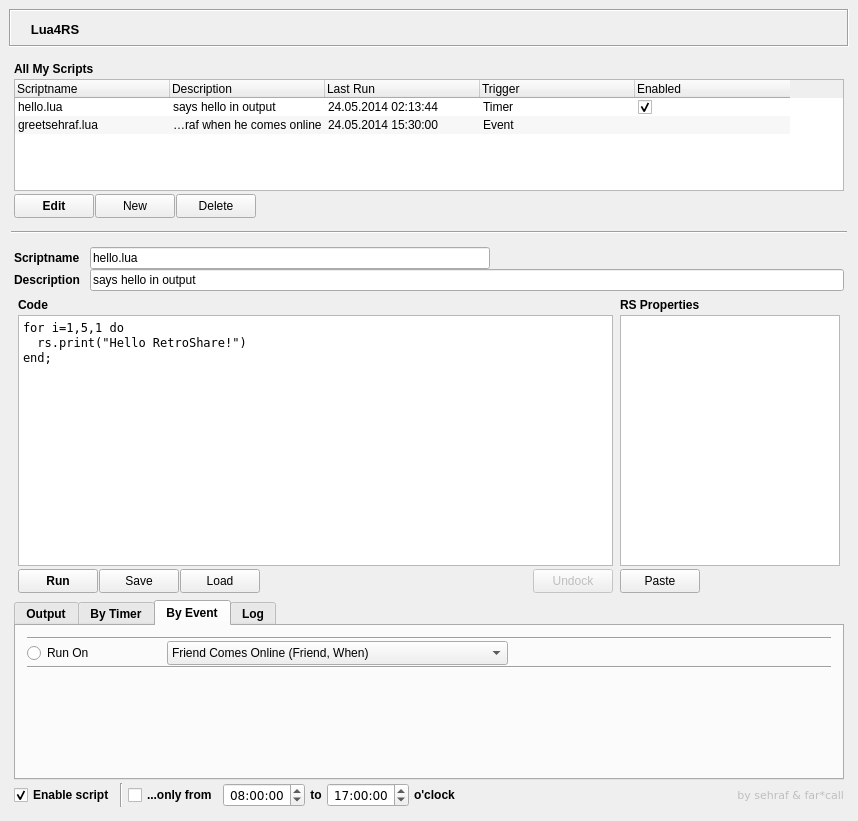
First picture: the form in Lua4RSWidget.ui, repository RetroShare/Lua4RS, before the edit.
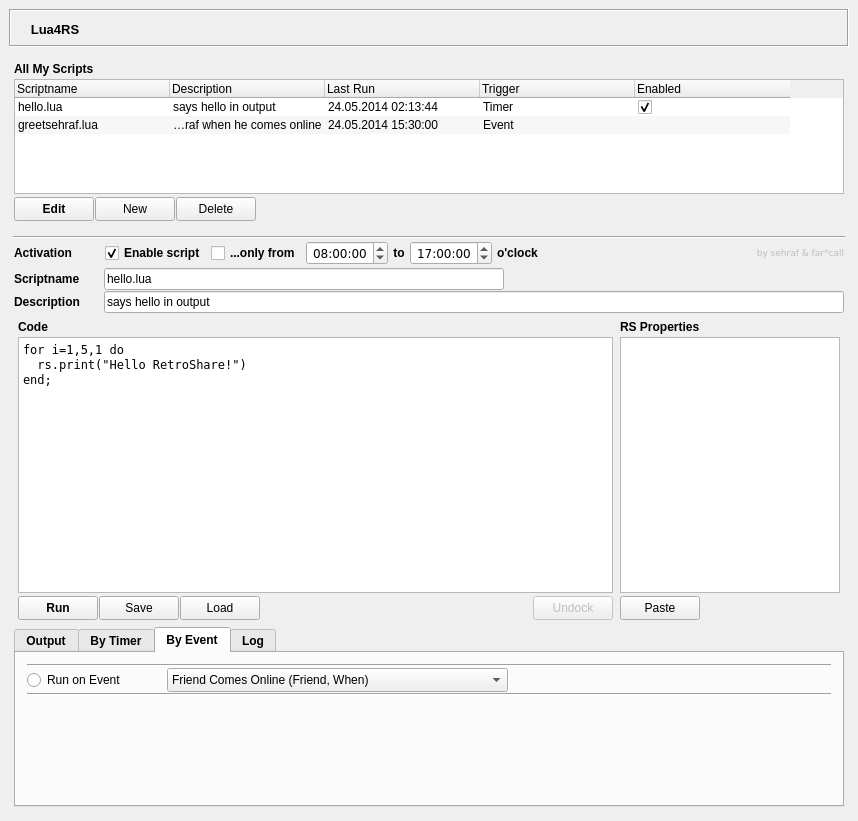
Second picture: the form after the edit. Icons and pictures are not drawn.

Commit message: more work on config and triggers. moved enabled bar in gui

```diff
--- a/Lua4RSWidget.ui
+++ b/Lua4RSWidget.ui
@@ -159,7 +159,7 @@
     </widget>
    </item>
    <item>
-    <layout class="QVBoxLayout" name="verticalLayout_7" stretch="2,0,7">
+    <layout class="QVBoxLayout" name="verticalLayout_7" stretch="2,7">
      <property name="spacing">
       <number>10</number>
      </property>
@@ -552,20 +552,242 @@
       </layout>
      </item>
      <item>
-      <widget class="Line" name="line_2">
-       <property name="orientation">
-        <enum>Qt::Horizontal</enum>
-       </property>
-      </widget>
-     </item>
-     <item>
-      <layout class="QVBoxLayout" name="verticalLayout_8" stretch="1,999,1,1">
+      <layout class="QVBoxLayout" name="verticalLayout_8" stretch="0,0,1,999,1">
        <property name="spacing">
         <number>1</number>
        </property>
        <property name="margin">
         <number>2</number>
        </property>
+       <item>
+        <widget class="Line" name="line_2">
+         <property name="orientation">
+          <enum>Qt::Horizontal</enum>
+         </property>
+        </widget>
+       </item>
+       <item>
+        <layout class="QHBoxLayout" name="horizontalLayout_4">
+         <property name="spacing">
+          <number>5</number>
+         </property>
+         <property name="margin">
+          <number>1</number>
+         </property>
+         <item>
+          <widget class="QLabel" name="l_activation">
+           <property name="minimumSize">
+            <size>
+             <width>86</width>
+             <height>0</height>
+            </size>
+           </property>
+           <property name="font">
+            <font>
+             <weight>75</weight>
+             <bold>true</bold>
+            </font>
+           </property>
+           <property name="text">
+            <string>Activation</string>
+           </property>
+          </widget>
+         </item>
+         <item>
+          <widget class="QCheckBox" name="cbx_enable">
+           <property name="minimumSize">
+            <size>
+             <width>0</width>
+             <height>24</height>
+            </size>
+           </property>
+           <property name="font">
+            <font>
+             <weight>75</weight>
+             <bold>true</bold>
+            </font>
+           </property>
+           <property name="toolTip">
+            <string>Check/Uncheck to enable/disable the execution of the current script</string>
+           </property>
+           <property name="text">
+            <string>Enable script</string>
+           </property>
+           <property name="checked">
+            <bool>true</bool>
+           </property>
+          </widget>
+         </item>
+         <item>
+          <widget class="QCheckBox" name="cbx_timeconstraint">
+           <property name="minimumSize">
+            <size>
+             <width>0</width>
+             <height>24</height>
+            </size>
+           </property>
+           <property name="font">
+            <font>
+             <weight>75</weight>
+             <bold>true</bold>
+            </font>
+           </property>
+           <property name="toolTip">
+            <string>Check/Uncheck to constrain script execution to certain hours of the day</string>
+           </property>
+           <property name="text">
+            <string>...only from</string>
+           </property>
+          </widget>
+         </item>
+         <item>
+          <widget class="QTimeEdit" name="tied_timefrom">
+           <property name="enabled">
+            <bool>true</bool>
+           </property>
+           <property name="minimumSize">
+            <size>
+             <width>80</width>
+             <height>24</height>
+            </size>
+           </property>
+           <property name="font">
+            <font>
+             <family>DejaVu Sans</family>
+            </font>
+           </property>
+           <property name="toolTip">
+            <string>Start of execution interval</string>
+           </property>
+           <property name="alignment">
+            <set>Qt::AlignRight|Qt::AlignTrailing|Qt::AlignVCenter</set>
+           </property>
+           <property name="time">
+            <time>
+             <hour>8</hour>
+             <minute>0</minute>
+             <second>0</second>
+            </time>
+           </property>
+           <property name="calendarPopup">
+            <bool>true</bool>
+           </property>
+          </widget>
+         </item>
+         <item>
+          <widget class="QLabel" name="l_and">
+           <property name="enabled">
+            <bool>true</bool>
+           </property>
+           <property name="font">
+            <font>
+             <weight>75</weight>
+             <bold>true</bold>
+            </font>
+           </property>
+           <property name="text">
+            <string>to</string>
+           </property>
+           <property name="alignment">
+            <set>Qt::AlignCenter</set>
+           </property>
+          </widget>
+         </item>
+         <item>
+          <widget class="QTimeEdit" name="tied_timeto">
+           <property name="enabled">
+            <bool>true</bool>
+           </property>
+           <property name="minimumSize">
+            <size>
+             <width>80</width>
+             <height>24</height>
+            </size>
+           </property>
+           <property name="font">
+            <font>
+             <family>DejaVu Sans</family>
+            </font>
+           </property>
+           <property name="toolTip">
+            <string>End of execution interval</string>
+           </property>
+           <property name="alignment">
+            <set>Qt::AlignRight|Qt::AlignTrailing|Qt::AlignVCenter</set>
+           </property>
+           <property name="time">
+            <time>
+             <hour>17</hour>
+             <minute>0</minute>
+             <second>0</second>
+            </time>
+           </property>
+          </widget>
+         </item>
+         <item>
+          <widget class="QLabel" name="l_hours">
+           <property name="enabled">
+            <bool>true</bool>
+           </property>
+           <property name="font">
+            <font>
+             <weight>75</weight>
+             <bold>true</bold>
+            </font>
+           </property>
+           <property name="text">
+            <string>o'clock</string>
+           </property>
+          </widget>
+         </item>
+         <item>
+          <spacer name="horizontalSpacer_3">
+           <property name="orientation">
+            <enum>Qt::Horizontal</enum>
+           </property>
+           <property name="sizeHint" stdset="0">
+            <size>
+             <width>40</width>
+             <height>0</height>
+            </size>
+           </property>
+          </spacer>
+         </item>
+         <item>
+          <widget class="QLabel" name="l_authors">
+           <property name="enabled">
+            <bool>false</bool>
+           </property>
+           <property name="sizePolicy">
+            <sizepolicy hsizetype="Fixed" vsizetype="Fixed">
+             <horstretch>0</horstretch>
+             <verstretch>0</verstretch>
+            </sizepolicy>
+           </property>
+           <property name="baseSize">
+            <size>
+             <width>0</width>
+             <height>13</height>
+            </size>
+           </property>
+           <property name="font">
+            <font>
+             <family>DejaVu Sans</family>
+             <pointsize>7</pointsize>
+             <weight>50</weight>
+             <bold>false</bold>
+            </font>
+           </property>
+           <property name="text">
+            <string>by sehraf &amp; far*call</string>
+           </property>
+           <property name="alignment">
+            <set>Qt::AlignRight|Qt::AlignTrailing|Qt::AlignVCenter</set>
+           </property>
+          </widget>
+         </item>
+        </layout>
+       </item>
        <item>
         <layout class="QFormLayout" name="formLayout">
          <property name="fieldGrowthPolicy">
@@ -578,13 +800,19 @@
           <number>10</number>
          </property>
          <property name="verticalSpacing">
-          <number>0</number>
+          <number>1</number>
          </property>
          <property name="margin">
           <number>1</number>
          </property>
          <item row="0" column="0">
           <widget class="QLabel" name="l_scriptname">
+           <property name="minimumSize">
+            <size>
+             <width>80</width>
+             <height>0</height>
+            </size>
+           </property>
            <property name="font">
             <font>
              <weight>75</weight>
@@ -638,6 +866,12 @@
          </item>
          <item row="1" column="0">
           <widget class="QLabel" name="l_scriptdesc">
+           <property name="minimumSize">
+            <size>
+             <width>80</width>
+             <height>0</height>
+            </size>
+           </property>
            <property name="font">
             <font>
              <weight>75</weight>
@@ -1594,7 +1828,10 @@
                     </font>
                    </property>
                    <property name="text">
-                    <string>Run On</string>
+                    <string>Run on Event</string>
+                   </property>
+                   <property name="autoExclusive">
+                    <bool>true</bool>
                    </property>
                   </widget>
                  </item>
@@ -1751,216 +1988,6 @@
          </item>
         </layout>
        </item>
-       <item>
-        <layout class="QHBoxLayout" name="horizontalLayout_4">
-         <property name="spacing">
-          <number>5</number>
-         </property>
-         <property name="margin">
-          <number>1</number>
-         </property>
-         <item>
-          <widget class="QCheckBox" name="cbx_enable">
-           <property name="minimumSize">
-            <size>
-             <width>0</width>
-             <height>24</height>
-            </size>
-           </property>
-           <property name="font">
-            <font>
-             <weight>75</weight>
-             <bold>true</bold>
-            </font>
-           </property>
-           <property name="toolTip">
-            <string>Check/Uncheck to enable/disable the execution of the current script</string>
-           </property>
-           <property name="text">
-            <string>Enable script</string>
-           </property>
-           <property name="checked">
-            <bool>true</bool>
-           </property>
-          </widget>
-         </item>
-         <item>
-          <widget class="Line" name="line">
-           <property name="orientation">
-            <enum>Qt::Vertical</enum>
-           </property>
-          </widget>
-         </item>
-         <item>
-          <widget class="QCheckBox" name="cbx_timeconstraint">
-           <property name="minimumSize">
-            <size>
-             <width>0</width>
-             <height>24</height>
-            </size>
-           </property>
-           <property name="font">
-            <font>
-             <weight>75</weight>
-             <bold>true</bold>
-            </font>
-           </property>
-           <property name="toolTip">
-            <string>Check/Uncheck to constrain script execution to certain hours of the day</string>
-           </property>
-           <property name="text">
-            <string>...only from</string>
-           </property>
-          </widget>
-         </item>
-         <item>
-          <widget class="QTimeEdit" name="tied_timefrom">
-           <property name="enabled">
-            <bool>true</bool>
-           </property>
-           <property name="minimumSize">
-            <size>
-             <width>80</width>
-             <height>24</height>
-            </size>
-           </property>
-           <property name="font">
-            <font>
-             <family>DejaVu Sans</family>
-            </font>
-           </property>
-           <property name="toolTip">
-            <string>Start of execution interval</string>
-           </property>
-           <property name="alignment">
-            <set>Qt::AlignRight|Qt::AlignTrailing|Qt::AlignVCenter</set>
-           </property>
-           <property name="time">
-            <time>
-             <hour>8</hour>
-             <minute>0</minute>
-             <second>0</second>
-            </time>
-           </property>
-           <property name="calendarPopup">
-            <bool>true</bool>
-           </property>
-          </widget>
-         </item>
-         <item>
-          <widget class="QLabel" name="l_and">
-           <property name="enabled">
-            <bool>true</bool>
-           </property>
-           <property name="font">
-            <font>
-             <weight>75</weight>
-             <bold>true</bold>
-            </font>
-           </property>
-           <property name="text">
-            <string>to</string>
-           </property>
-           <property name="alignment">
-            <set>Qt::AlignCenter</set>
-           </property>
-          </widget>
-         </item>
-         <item>
-          <widget class="QTimeEdit" name="tied_timeto">
-           <property name="enabled">
-            <bool>true</bool>
-           </property>
-           <property name="minimumSize">
-            <size>
-             <width>80</width>
-             <height>24</height>
-            </size>
-           </property>
-           <property name="font">
-            <font>
-             <family>DejaVu Sans</family>
-            </font>
-           </property>
-           <property name="toolTip">
-            <string>End of execution interval</string>
-           </property>
-           <property name="alignment">
-            <set>Qt::AlignRight|Qt::AlignTrailing|Qt::AlignVCenter</set>
-           </property>
-           <property name="time">
-            <time>
-             <hour>17</hour>
-             <minute>0</minute>
-             <second>0</second>
-            </time>
-           </property>
-          </widget>
-         </item>
-         <item>
-          <widget class="QLabel" name="l_hours">
-           <property name="enabled">
-            <bool>true</bool>
-           </property>
-           <property name="font">
-            <font>
-             <weight>75</weight>
-             <bold>true</bold>
-            </font>
-           </property>
-           <property name="text">
-            <string>o'clock</string>
-           </property>
-          </widget>
-         </item>
-         <item>
-          <spacer name="horizontalSpacer_3">
-           <property name="orientation">
-            <enum>Qt::Horizontal</enum>
-           </property>
-           <property name="sizeHint" stdset="0">
-            <size>
-             <width>40</width>
-             <height>0</height>
-            </size>
-           </property>
-          </spacer>
-         </item>
-         <item>
-          <widget class="QLabel" name="l_authors">
-           <property name="enabled">
-            <bool>false</bool>
-           </property>
-           <property name="sizePolicy">
-            <sizepolicy hsizetype="Fixed" vsizetype="Fixed">
-             <horstretch>0</horstretch>
-             <verstretch>0</verstretch>
-            </sizepolicy>
-           </property>
-           <property name="baseSize">
-            <size>
-             <width>0</width>
-             <height>13</height>
-            </size>
-           </property>
-           <property name="font">
-            <font>
-             <family>DejaVu Sans</family>
-             <pointsize>8</pointsize>
-             <weight>50</weight>
-             <bold>false</bold>
-            </font>
-           </property>
-           <property name="text">
-            <string>by sehraf &amp; far*call</string>
-           </property>
-           <property name="alignment">
-            <set>Qt::AlignRight|Qt::AlignTrailing|Qt::AlignVCenter</set>
-           </property>
-          </widget>
-         </item>
-        </layout>
-       </item>
       </layout>
      </item>
     </layout>
```
Left out of the diff: 12 changed lines with no effect on the pictures. The commit also changes 9 other files.
